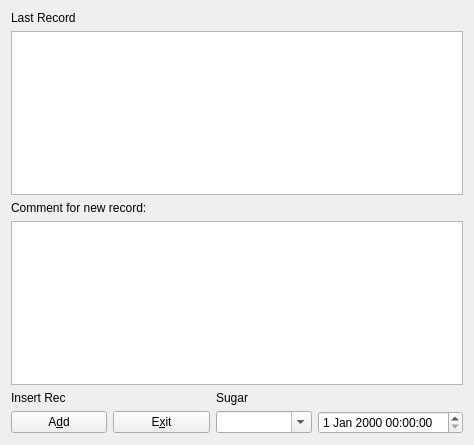
Before: the Qt Designer form sugar.ui in lbase/bpvitals, drawn with Qt 5.
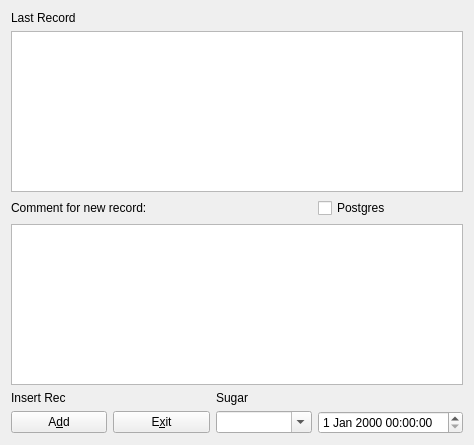
After: the same form once the commit is applied.

```diff
--- a/sugar.ui
+++ b/sugar.ui
@@ -76,6 +76,13 @@
    <item row="5" column="3">
     <widget class="QDateTimeEdit" name="dateTimeEdit"/>
    </item>
+   <item row="2" column="3">
+    <widget class="QCheckBox" name="chkPG">
+     <property name="text">
+      <string>Postgres</string>
+     </property>
+    </widget>
+   </item>
   </layout>
  </widget>
  <resources/>
```
